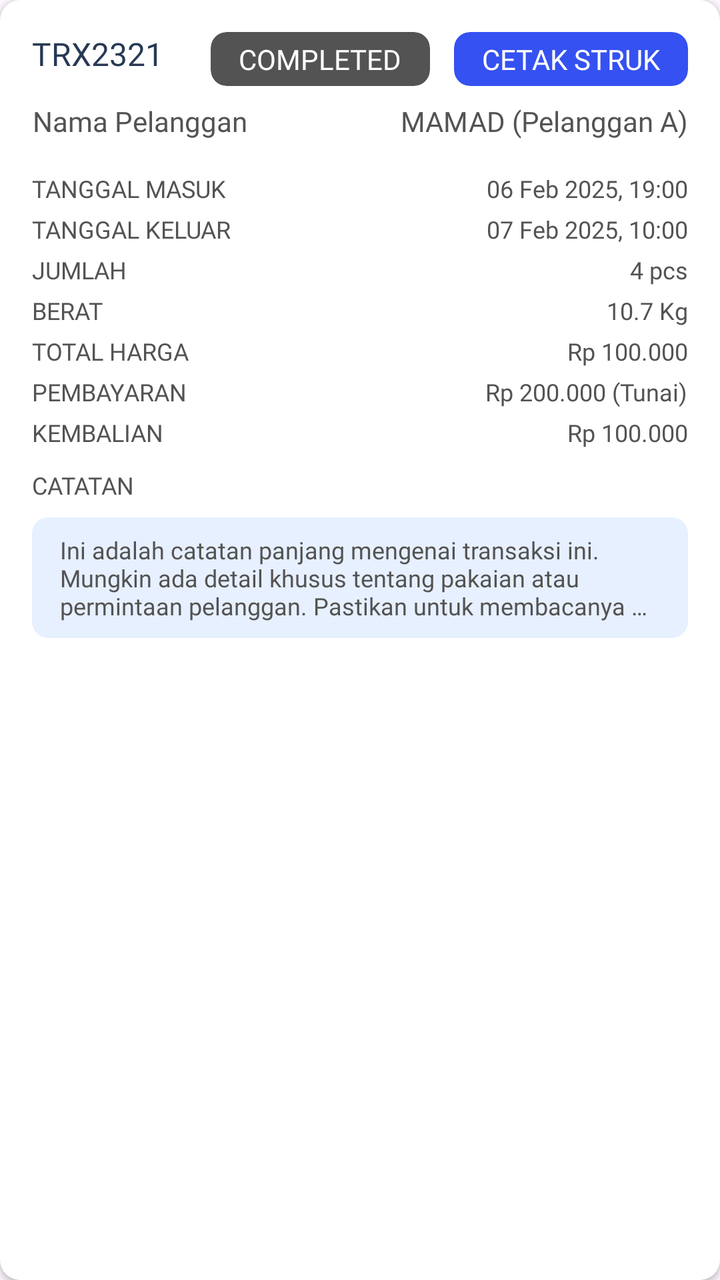
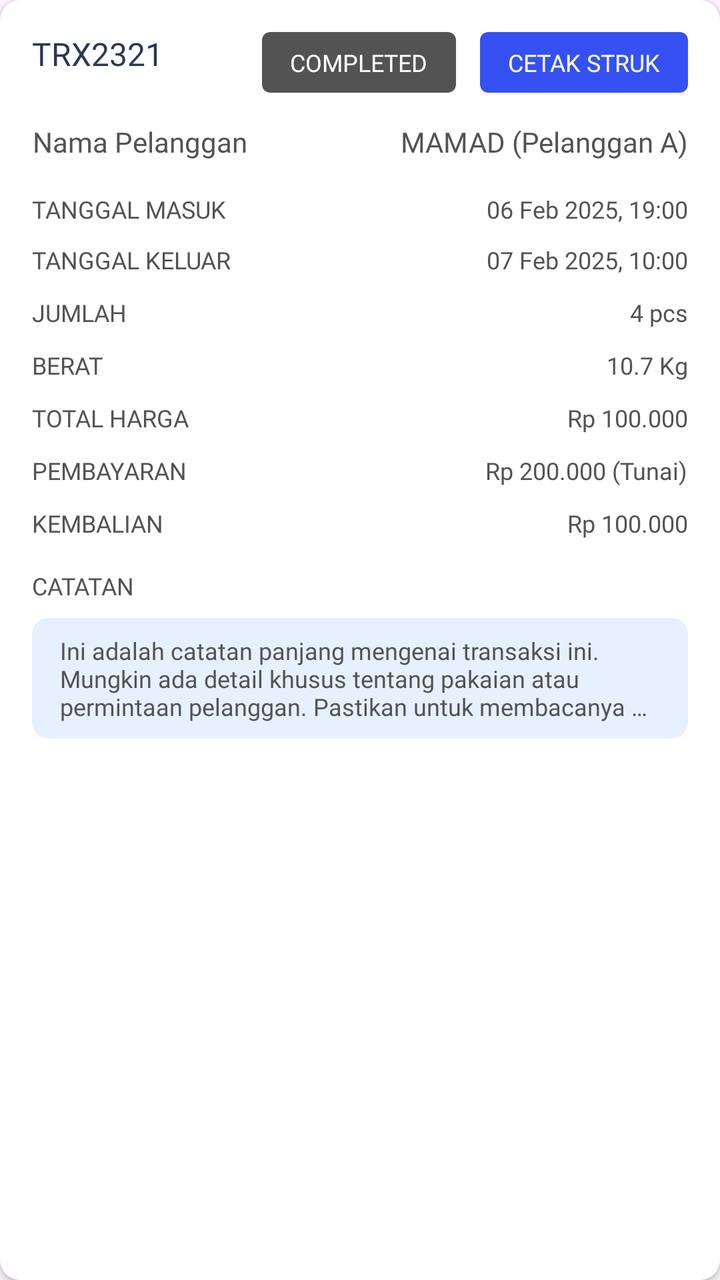

The first picture is an Android layout as it rendered before a commit; the second is the same layout after the commit. The layout source and the unified diff follow.
<!-- AndroidManifest.xml: application theme Theme.BAGUSLAUNDRY -->
<!-- res/layout/kurir_card_transaksi_laundry.xml -->
<?xml version="1.0" encoding="utf-8"?>
<androidx.cardview.widget.CardView xmlns:android="http://schemas.android.com/apk/res/android"
    xmlns:app="http://schemas.android.com/apk/res-auto"
    xmlns:tools="http://schemas.android.com/tools"
    android:id="@+id/cardTransaksiLaundry"
    android:layout_width="match_parent"
    android:layout_height="wrap_content"
    android:layout_marginVertical="6dp"
    app:cardCornerRadius="10dp"
    app:cardElevation="2dp"
    android:backgroundTint="@color/white">

    <androidx.constraintlayout.widget.ConstraintLayout
        android:id="@+id/container"
        android:layout_width="match_parent"
        android:layout_height="wrap_content"
        android:padding="16dp">

        <TextView
            android:id="@+id/numberTransaction"
            android:layout_width="wrap_content"
            android:layout_height="wrap_content"
            android:fontFamily="@font/inter_bold"
            android:text="TRX2321"
            android:textColor="@color/blue900"
            android:textSize="16sp"
            app:layout_constraintStart_toStartOf="parent"
            app:layout_constraintTop_toTopOf="parent" />


        <androidx.cardview.widget.CardView
            android:id="@+id/wadah_status"
            android:layout_width="wrap_content"
            android:layout_height="wrap_content"
            app:cardBackgroundColor="@color/gray900"
            app:cardCornerRadius="8dp"
            app:cardElevation="0dp"
            android:layout_marginEnd="12dp"
            app:layout_constraintEnd_toStartOf="@+id/wadah_button_cetak"
            app:layout_constraintTop_toTopOf="parent">

            <TextView
                android:id="@+id/status_transaksi_laundry"
                android:layout_width="wrap_content"
                android:layout_height="wrap_content"
                android:fontFamily="@font/inter_semibold"
                android:paddingHorizontal="14dp"
                android:paddingVertical="4dp"
                android:text="Completed"
                android:textAllCaps="true"
                android:textColor="@color/white"
                android:textSize="14sp" />
        </androidx.cardview.widget.CardView>

        <androidx.cardview.widget.CardView
            android:id="@+id/wadah_button_cetak"
            android:layout_width="wrap_content"
            android:layout_height="wrap_content"
            app:cardBackgroundColor="@color/primary"
            app:cardCornerRadius="8dp"
            app:cardElevation="0dp"
            app:layout_constraintEnd_toEndOf="parent"
            app:layout_constraintTop_toTopOf="parent">

            <TextView
                android:id="@+id/cetak_transaksi_laundry"
                android:layout_width="wrap_content"
                android:layout_height="wrap_content"
                android:fontFamily="@font/inter_semibold"
                android:paddingHorizontal="14dp"
                android:paddingVertical="4dp"
                android:text="Cetak Struk"
                android:textAllCaps="true"
                android:textColor="@color/white"
                android:textSize="14sp" />
        </androidx.cardview.widget.CardView>

        <TextView
            android:id="@+id/title_nama_pelanggan_transaksi_laundry"
            android:layout_width="0dp"
            android:layout_height="wrap_content"
            android:fontFamily="@font/inter_semibold"
            android:text="Nama Pelanggan"
            android:textColor="@color/gray900"
            android:gravity="end"
            android:textSize="14sp"
            android:layout_marginTop="8dp"
            app:layout_constraintStart_toStartOf="parent"
            app:layout_constraintTop_toBottomOf="@+id/wadah_status" />

        <TextView
            android:id="@+id/nama_pelanggan_transaksi_laundry"
            android:layout_width="0dp"
            android:layout_height="wrap_content"
            android:layout_marginStart="12dp"
            android:fontFamily="@font/inter_bold"
            android:text="MAMAD (Pelanggan A)"
            android:textColor="@color/gray900"
            android:gravity="end"
            android:textSize="14sp"
            app:layout_constraintBottom_toBottomOf="@+id/title_nama_pelanggan_transaksi_laundry"
            app:layout_constraintEnd_toEndOf="parent"
            app:layout_constraintStart_toEndOf="@+id/title_nama_pelanggan_transaksi_laundry"
            app:layout_constraintTop_toTopOf="@+id/title_nama_pelanggan_transaksi_laundry" />

        <LinearLayout
            android:id="@+id/layout_details"
            android:layout_width="0dp"
            android:layout_height="wrap_content"
            android:layout_marginTop="16dp"
            android:orientation="vertical"
            app:layout_constraintEnd_toEndOf="parent"
            app:layout_constraintStart_toStartOf="parent"
            app:layout_constraintTop_toBottomOf="@+id/title_nama_pelanggan_transaksi_laundry">

            <androidx.constraintlayout.widget.ConstraintLayout
                android:layout_width="match_parent"
                android:layout_height="wrap_content"
                android:layout_marginBottom="4dp">
                <TextView
                    android:id="@+id/title_tanggal_masuk_transaksi_laundry"
                    android:layout_width="wrap_content"
                    android:layout_height="wrap_content"
                    android:fontFamily="@font/inter_medium"
                    android:text="Tanggal Masuk"
                    android:textAllCaps="true"
                    android:textColor="@color/gray900"
                    android:textSize="12sp"
                    app:layout_constraintStart_toStartOf="parent"
                    app:layout_constraintTop_toTopOf="parent" />

                <TextView
                    android:id="@+id/tanggal_masuk_transaksi_laundry"
                    android:layout_width="wrap_content"
                    android:layout_height="wrap_content"
                    android:fontFamily="@font/inter_semibold"
                    android:text="06 Feb 2025, 19:00"
                    android:textColor="@color/gray900"
                    android:textSize="12sp"
                    app:layout_constraintEnd_toEndOf="parent"
                    app:layout_constraintTop_toTopOf="parent" />
            </androidx.constraintlayout.widget.ConstraintLayout>

            <androidx.constraintlayout.widget.ConstraintLayout
                android:layout_width="match_parent"
                android:layout_height="wrap_content"
                android:layout_marginBottom="4dp">
                <TextView
                    android:id="@+id/title_tanggal_keluar_transaksi_laundry"
                    android:layout_width="wrap_content"
                    android:layout_height="wrap_content"
                    android:fontFamily="@font/inter_medium"
                    android:text="Tanggal Keluar"
                    android:textColor="@color/gray900"
                    android:textSize="12sp"
                    android:textAllCaps="true"
                    app:layout_constraintStart_toStartOf="parent"
                    app:layout_constraintTop_toTopOf="parent" />

                <TextView
                    android:id="@+id/tanggal_keluar_transaksi_laundry"
                    android:layout_width="wrap_content"
                    android:layout_height="wrap_content"
                    android:fontFamily="@font/inter_semibold"
                    android:text="07 Feb 2025, 10:00"
                    android:textColor="@color/gray900"
                    android:textSize="12sp"
                    app:layout_constraintEnd_toEndOf="parent"
                    app:layout_constraintTop_toTopOf="parent" />
            </androidx.constraintlayout.widget.ConstraintLayout>

            <androidx.constraintlayout.widget.ConstraintLayout
                android:layout_width="match_parent"
                android:layout_height="wrap_content"
                android:layout_marginBottom="4dp">
                <TextView
                    android:id="@+id/title_pcs_transaksi_laundry"
                    android:layout_width="wrap_content"
                    android:layout_height="wrap_content"
                    android:fontFamily="@font/inter_medium"
                    android:text="Jumlah"
                    android:textColor="@color/gray900"
                    android:textSize="12sp"
                    android:textAllCaps="true"
                    app:layout_constraintStart_toStartOf="parent"
                    app:layout_constraintTop_toTopOf="parent" />

                <TextView
                    android:id="@+id/pcs_transaksi_laundry"
                    android:layout_width="wrap_content"
                    android:layout_height="wrap_content"
                    android:fontFamily="@font/inter_semibold"
                    android:text="4 pcs"
                    android:textColor="@color/gray900"
                    android:textSize="12sp"
                    app:layout_constraintEnd_toEndOf="parent"
                    app:layout_constraintTop_toTopOf="parent" />
            </androidx.constraintlayout.widget.ConstraintLayout>

            <androidx.constraintlayout.widget.ConstraintLayout
                android:layout_width="match_parent"
                android:layout_height="wrap_content"
                android:layout_marginBottom="4dp">
                <TextView
                    android:id="@+id/title_berat_transaksi_laundry"
                    android:layout_width="wrap_content"
                    android:layout_height="wrap_content"
                    android:fontFamily="@font/inter_medium"
                    android:text="Berat"
                    android:textAllCaps="true"
                    android:textColor="@color/gray900"
                    android:textSize="12sp"
                    app:layout_constraintStart_toStartOf="parent"
                    app:layout_constraintTop_toTopOf="parent" />

                <TextView
                    android:id="@+id/berat_transaksi_laundry"
                    android:layout_width="wrap_content"
                    android:layout_height="wrap_content"
                    android:fontFamily="@font/inter_semibold"
                    android:text="10.7 Kg"
                    android:textColor="@color/gray900"
                    android:textSize="12sp"
                    app:layout_constraintEnd_toEndOf="parent"
                    app:layout_constraintTop_toTopOf="parent" />
            </androidx.constraintlayout.widget.ConstraintLayout>

            <androidx.constraintlayout.widget.ConstraintLayout
                android:layout_width="match_parent"
                android:layout_height="wrap_content"
                android:layout_marginBottom="4dp">
                <TextView
                    android:id="@+id/title_cash_harga_transaksi_laundry"
                    android:layout_width="wrap_content"
                    android:layout_height="wrap_content"
                    android:fontFamily="@font/inter_medium"
                    android:text="Total Harga"
                    android:textAllCaps="true"
                    android:textColor="@color/gray900"
                    android:textSize="12sp"
                    app:layout_constraintStart_toStartOf="parent"
                    app:layout_constraintTop_toTopOf="parent" />

                <TextView
                    android:id="@+id/total_harga_transaksi_laundry"
                    android:layout_width="wrap_content"
                    android:layout_height="wrap_content"
                    android:fontFamily="@font/inter_semibold"
                    android:text="Rp 100.000"
                    android:textColor="@color/gray900"
                    android:textSize="12sp"
                    app:layout_constraintEnd_toEndOf="parent"
                    app:layout_constraintTop_toTopOf="parent" />
            </androidx.constraintlayout.widget.ConstraintLayout>

            <androidx.constraintlayout.widget.ConstraintLayout
                android:layout_width="match_parent"
                android:layout_height="wrap_content"
                android:layout_marginBottom="4dp">
                <TextView
                    android:id="@+id/title_tunai_transaksi_laundry"
                    android:layout_width="wrap_content"
                    android:layout_height="wrap_content"
                    android:fontFamily="@font/inter_medium"
                    android:text="Pembayaran"
                    android:textAllCaps="true"
                    android:textColor="@color/gray900"
                    android:textSize="12sp"
                    app:layout_constraintStart_toStartOf="parent"
                    app:layout_constraintTop_toTopOf="parent" />

                <TextView
                    android:id="@+id/tunai_transaksi_laundry"
                    android:layout_width="wrap_content"
                    android:layout_height="wrap_content"
                    android:fontFamily="@font/inter_semibold"
                    android:text="Rp 200.000 (Tunai)"
                    android:textColor="@color/gray900"
                    android:textSize="12sp"
                    app:layout_constraintEnd_toEndOf="parent"
                    app:layout_constraintTop_toTopOf="parent" />
            </androidx.constraintlayout.widget.ConstraintLayout>

            <androidx.constraintlayout.widget.ConstraintLayout
                android:layout_width="match_parent"
                android:layout_height="wrap_content">
                <TextView
                    android:id="@+id/title_kembalian_transaksi_laundry"
                    android:layout_width="wrap_content"
                    android:layout_height="wrap_content"
                    android:fontFamily="@font/inter_medium"
                    android:text="Kembalian"
                    android:textAllCaps="true"
                    android:textColor="@color/gray900"
                    android:textSize="12sp"
                    app:layout_constraintStart_toStartOf="parent"
                    app:layout_constraintTop_toTopOf="parent" />

                <TextView
                    android:id="@+id/kembalian_transaksi_laundry"
                    android:layout_width="wrap_content"
                    android:layout_height="wrap_content"
                    android:fontFamily="@font/inter_semibold"
                    android:text="Rp 100.000"
                    android:textColor="@color/gray900"
                    android:textSize="12sp"
                    app:layout_constraintEnd_toEndOf="parent"
                    app:layout_constraintTop_toTopOf="parent" />
            </androidx.constraintlayout.widget.ConstraintLayout>

        </LinearLayout>

        <TextView
            android:id="@+id/title_note_transaksi_laundry"
            android:layout_width="wrap_content"
            android:layout_height="wrap_content"
            android:layout_marginTop="10dp"
            android:fontFamily="@font/inter_semibold"
            android:text="Catatan"
            android:textAllCaps="true"
            android:textColor="@color/gray900"
            android:textSize="12sp"
            app:layout_constraintStart_toStartOf="parent"
            app:layout_constraintTop_toBottomOf="@+id/layout_details" />

        <androidx.cardview.widget.CardView
            android:id="@+id/wadah_note"
            android:layout_width="0dp"
            android:layout_height="wrap_content"
            android:layout_marginTop="8dp"
            android:backgroundTint="@color/blueBase"
            app:cardCornerRadius="8dp"
            app:cardElevation="0dp"
            app:layout_constraintEnd_toEndOf="parent"
            app:layout_constraintStart_toStartOf="parent"
            app:layout_constraintTop_toBottomOf="@+id/title_note_transaksi_laundry">

            <TextView
                android:id="@+id/note_transaksi_laundry"
                android:layout_width="match_parent"
                android:layout_height="wrap_content"
                android:ellipsize="end"
                android:fontFamily="@font/inter_medium"
                android:maxLines="3"
                android:paddingHorizontal="14dp"
                android:paddingVertical="8dp"
                android:text="Ini adalah catatan panjang mengenai transaksi ini. Mungkin ada detail khusus tentang pakaian atau permintaan pelanggan. Pastikan untuk membacanya dengan teliti. Ini hanya contoh catatan. "
                android:textColor="@color/gray900"
                android:textSize="12sp" />
        </androidx.cardview.widget.CardView>

    </androidx.constraintlayout.widget.ConstraintLayout>

</androidx.cardview.widget.CardView>
<!-- resources referenced by this layout -->
<resources>
  <color name="blue900">#283954</color>
  <color name="blueBase">#E7F0FF</color>
  <color name="gray900">#535353</color>
  <color name="primary">#3551F2</color>
  <color name="white">#FFFFFF</color>
  <style name="Theme.BAGUSLAUNDRY" parent="Base.Theme.BAGUSLAUNDRY" />
  <style name="Base.Theme.BAGUSLAUNDRY" parent="Theme.Material3.Light.NoActionBar">
          
          <item name="colorPrimary">@color/primary</item>
           <item name="colorAccent">@color/secondary</item>
      </style>
  <color name="secondary">#536AF4</color>
</resources>

<!-- the commit's change to res/layout/kurir_card_transaksi_laundry.xml (unified diff, before → after) -->
@@ -33,7 +33,7 @@
             android:layout_width="wrap_content"
             android:layout_height="wrap_content"
             app:cardBackgroundColor="@color/gray900"
-            app:cardCornerRadius="8dp"
+            app:cardCornerRadius="4dp"
             app:cardElevation="0dp"
             android:layout_marginEnd="12dp"
             app:layout_constraintEnd_toStartOf="@+id/wadah_button_cetak"
@@ -45,11 +45,11 @@
                 android:layout_height="wrap_content"
                 android:fontFamily="@font/inter_semibold"
                 android:paddingHorizontal="14dp"
-                android:paddingVertical="4dp"
+                android:paddingVertical="7dp"
                 android:text="Completed"
                 android:textAllCaps="true"
                 android:textColor="@color/white"
-                android:textSize="14sp" />
+                android:textSize="12sp" />
         </androidx.cardview.widget.CardView>
 
         <androidx.cardview.widget.CardView
@@ -57,7 +57,7 @@
             android:layout_width="wrap_content"
             android:layout_height="wrap_content"
             app:cardBackgroundColor="@color/primary"
-            app:cardCornerRadius="8dp"
+            app:cardCornerRadius="4dp"
             app:cardElevation="0dp"
             app:layout_constraintEnd_toEndOf="parent"
             app:layout_constraintTop_toTopOf="parent">
@@ -68,11 +68,11 @@
                 android:layout_height="wrap_content"
                 android:fontFamily="@font/inter_semibold"
                 android:paddingHorizontal="14dp"
-                android:paddingVertical="4dp"
+                android:paddingVertical="7dp"
                 android:text="Cetak Struk"
                 android:textAllCaps="true"
                 android:textColor="@color/white"
-                android:textSize="14sp" />
+                android:textSize="12sp" />
         </androidx.cardview.widget.CardView>
 
         <TextView
@@ -84,7 +84,7 @@
             android:textColor="@color/gray900"
             android:gravity="end"
             android:textSize="14sp"
-            android:layout_marginTop="8dp"
+            android:layout_marginTop="15dp"
             app:layout_constraintStart_toStartOf="parent"
             app:layout_constraintTop_toBottomOf="@+id/wadah_status" />
 
@@ -144,7 +144,7 @@
             <androidx.constraintlayout.widget.ConstraintLayout
                 android:layout_width="match_parent"
                 android:layout_height="wrap_content"
-                android:layout_marginBottom="4dp">
+                android:layout_marginVertical="5dp">
                 <TextView
                     android:id="@+id/title_tanggal_keluar_transaksi_laundry"
                     android:layout_width="wrap_content"
@@ -172,7 +172,7 @@
             <androidx.constraintlayout.widget.ConstraintLayout
                 android:layout_width="match_parent"
                 android:layout_height="wrap_content"
-                android:layout_marginBottom="4dp">
+                android:layout_marginVertical="5dp">
                 <TextView
                     android:id="@+id/title_pcs_transaksi_laundry"
                     android:layout_width="wrap_content"
@@ -200,7 +200,7 @@
             <androidx.constraintlayout.widget.ConstraintLayout
                 android:layout_width="match_parent"
                 android:layout_height="wrap_content"
-                android:layout_marginBottom="4dp">
+                android:layout_marginVertical="5dp">
                 <TextView
                     android:id="@+id/title_berat_transaksi_laundry"
                     android:layout_width="wrap_content"
@@ -228,7 +228,7 @@
             <androidx.constraintlayout.widget.ConstraintLayout
                 android:layout_width="match_parent"
                 android:layout_height="wrap_content"
-                android:layout_marginBottom="4dp">
+                android:layout_marginVertical="5dp">
                 <TextView
                     android:id="@+id/title_cash_harga_transaksi_laundry"
                     android:layout_width="wrap_content"
@@ -256,7 +256,7 @@
             <androidx.constraintlayout.widget.ConstraintLayout
                 android:layout_width="match_parent"
                 android:layout_height="wrap_content"
-                android:layout_marginBottom="4dp">
+                android:layout_marginVertical="5dp">
                 <TextView
                     android:id="@+id/title_tunai_transaksi_laundry"
                     android:layout_width="wrap_content"
@@ -283,6 +283,7 @@
 
             <androidx.constraintlayout.widget.ConstraintLayout
                 android:layout_width="match_parent"
+                android:layout_marginVertical="5dp"
                 android:layout_height="wrap_content">
                 <TextView
                     android:id="@+id/title_kembalian_transaksi_laundry"
